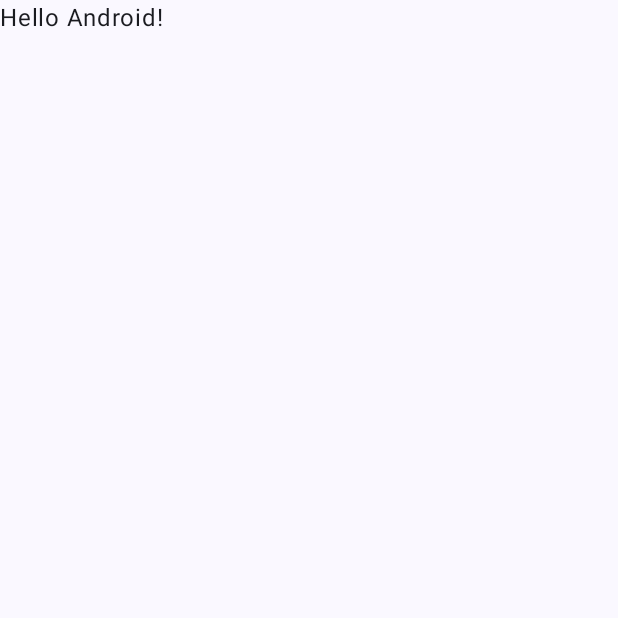
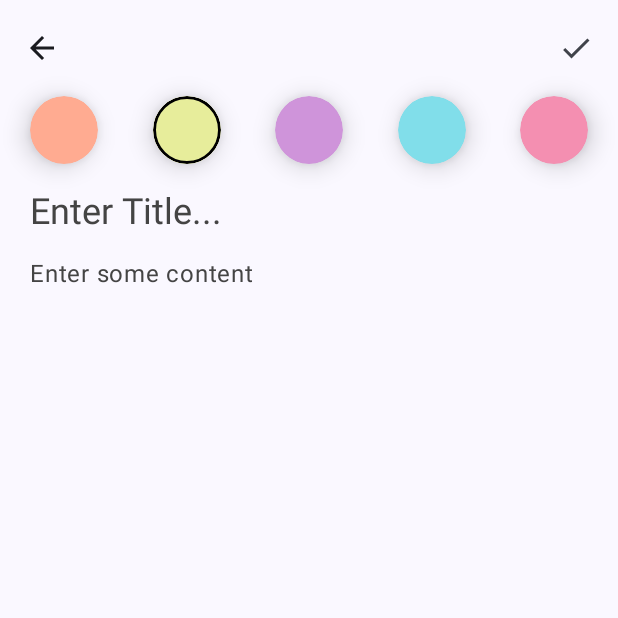
Before and after one commit to arfinhosainn/FirebaseNoteApp, an Android app built with Jetpack Compose: the screen it shows after launch (MainActivity), on a phone screen of 412 x 824 dp, the top half of it. Before the commit the part shown is almost empty. Run offline under Robolectric (Android 15) with nearby library versions, the phone set to English and light mode, and no system bars; our stand-ins replace Dagger/Hilt's generated code, Firebase (no records; nobody signed in at launch, a user with empty details on screens opened directly).

Commit message:
Add Edit Note Screen Implemented

```diff
--- a/app/src/main/AndroidManifest.xml
+++ b/app/src/main/AndroidManifest.xml
@@ -1,9 +1,10 @@
 <?xml version="1.0" encoding="utf-8"?>
 <manifest xmlns:android="http://schemas.android.com/apk/res/android"
     xmlns:tools="http://schemas.android.com/tools">
-
+    <uses-permission android:name="android.permission.INTERNET" />
     <application
         android:allowBackup="true"
+        android:name=".Application"
         android:dataExtractionRules="@xml/data_extraction_rules"
         android:fullBackupContent="@xml/backup_rules"
         android:icon="@mipmap/ic_launcher"
--- /dev/null
+++ b/app/src/main/java/com/example/firebasenoteapp/Application.kt
@@ -0,0 +1,7 @@
+package com.example.firebasenoteapp
+
+import android.app.Application
+import dagger.hilt.android.HiltAndroidApp
+
+@HiltAndroidApp
+class Application: Application()
--- a/app/src/main/java/com/example/firebasenoteapp/MainActivity.kt
+++ b/app/src/main/java/com/example/firebasenoteapp/MainActivity.kt
@@ -3,44 +3,18 @@ package com.example.firebasenoteapp
 import android.os.Bundle
 import androidx.activity.ComponentActivity
 import androidx.activity.compose.setContent
-import androidx.compose.foundation.layout.fillMaxSize
-import androidx.compose.material3.MaterialTheme
-import androidx.compose.material3.Surface
-import androidx.compose.material3.Text
-import androidx.compose.runtime.Composable
-import androidx.compose.ui.Modifier
-import androidx.compose.ui.tooling.preview.Preview
+import com.example.firebasenoteapp.feature_note.presentation.add_edit_note.AddEditNoteScreen
 import com.example.firebasenoteapp.ui.theme.FirebaseNoteAppTheme
+import dagger.hilt.android.AndroidEntryPoint
 
+@AndroidEntryPoint
 class MainActivity : ComponentActivity() {
     override fun onCreate(savedInstanceState: Bundle?) {
         super.onCreate(savedInstanceState)
         setContent {
             FirebaseNoteAppTheme {
-                // A surface container using the 'background' color from the theme
-                Surface(
-                    modifier = Modifier.fillMaxSize(),
-                    color = MaterialTheme.colorScheme.background
-                ) {
-                    Greeting("Android")
-                }
+                AddEditNoteScreen(noteColor = 232)
             }
         }
     }
 }
-
-@Composable
-fun Greeting(name: String, modifier: Modifier = Modifier) {
-    Text(
-        text = "Hello $name!",
-        modifier = modifier
-    )
-}
-
-@Preview(showBackground = true)
-@Composable
-fun GreetingPreview() {
-    FirebaseNoteAppTheme {
-        Greeting("Android")
-    }
-}
--- /dev/null
+++ b/app/src/main/java/com/example/firebasenoteapp/di/AppModule.kt
@@ -0,0 +1,27 @@
+package com.example.firebasenoteapp.di
+
+import com.example.firebasenoteapp.feature_note.data.repository.NoteRepositoryImpl
+import com.example.firebasenoteapp.feature_note.domain.repository.NoteRepository
+import com.google.firebase.firestore.FirebaseFirestore
+import com.google.firebase.firestore.ktx.firestore
+import com.google.firebase.ktx.Firebase
+import dagger.Module
+import dagger.Provides
+import dagger.hilt.InstallIn
+import dagger.hilt.components.SingletonComponent
+import javax.inject.Singleton
+
+@Module
+@InstallIn(SingletonComponent::class)
+object AppModule {
+
+    @Singleton
+    @Provides
+    fun providesFirestore() = Firebase.firestore
+
+    @Singleton
+    @Provides
+    fun providesNoteRepository(firestore: FirebaseFirestore): NoteRepository {
+        return NoteRepositoryImpl(firestore)
+    }
+}
--- /dev/null
+++ b/app/src/main/java/com/example/firebasenoteapp/feature_note/domain/model/Note.kt
@@ -0,0 +1,22 @@
+package com.example.firebasenoteapp.feature_note.domain.model
+
+import com.example.firebasenoteapp.feature_note.domain.util.generateRandomIntId
+import com.example.firebasenoteapp.ui.theme.BabyBlue
+import com.example.firebasenoteapp.ui.theme.LightGreen
+import com.example.firebasenoteapp.ui.theme.RedOrange
+import com.example.firebasenoteapp.ui.theme.RedPink
+import com.example.firebasenoteapp.ui.theme.Violet
+
+data class Note(
+    val title: String,
+    val content: String,
+    val timestamp: Long,
+    val color: Int,
+    val id: Int? = null
+) {
+    companion object {
+        val noteColors = listOf(RedOrange, LightGreen, Violet, BabyBlue, RedPink)
+    }
+}
+
+class InvalidNoteException(message: String) : Exception(message)
--- /dev/null
+++ b/app/src/main/java/com/example/firebasenoteapp/feature_note/domain/repository/NoteRepository.kt
@@ -0,0 +1,12 @@
+package com.example.firebasenoteapp.feature_note.domain.repository
+
+import com.example.firebasenoteapp.feature_note.domain.model.Note
+import kotlinx.coroutines.flow.Flow
+
+interface NoteRepository {
+
+    fun getNotes(): Flow<List<Note>>
+    suspend fun insertNote(note: Note)
+    suspend fun getNoteById(id: Int): Note?
+
+}
--- /dev/null
+++ b/app/src/main/java/com/example/firebasenoteapp/feature_note/domain/util/OrderType.kt
@@ -0,0 +1,6 @@
+package com.example.firebasenoteapp.feature_note.domain.util
+
+sealed class OrderType {
+    object Ascending: OrderType()
+    object Descending: OrderType()
+}
--- /dev/null
+++ b/app/src/main/java/com/example/firebasenoteapp/feature_note/presentation/add_edit_note/AddEditNoteEvent.kt
@@ -0,0 +1,13 @@
+package com.example.firebasenoteapp.feature_note.presentation.add_edit_note
+
+import androidx.compose.ui.focus.FocusState
+
+sealed class AddEditNoteEvent {
+    data class EnteredTitle(val value: String) : AddEditNoteEvent()
+    data class ChangeTitleFocus(val focusState: FocusState) : AddEditNoteEvent()
+    data class EnteredContent(val value: String) : AddEditNoteEvent()
+    data class ChangeContentFocus(val focusState: FocusState) : AddEditNoteEvent()
+
+    data class ChangeColor(val color: Int) : AddEditNoteEvent()
+    object SaveNote : AddEditNoteEvent()
+}
--- /dev/null
+++ b/app/src/main/java/com/example/firebasenoteapp/feature_note/presentation/add_edit_note/AddEditNoteScreen.kt
@@ -0,0 +1,173 @@
+package com.example.firebasenoteapp.feature_note.presentation.add_edit_note
+
+import androidx.compose.animation.Animatable
+import androidx.compose.animation.core.tween
+import androidx.compose.foundation.background
+import androidx.compose.foundation.border
+import androidx.compose.foundation.clickable
+import androidx.compose.foundation.layout.Arrangement
+import androidx.compose.foundation.layout.Box
+import androidx.compose.foundation.layout.Column
+import androidx.compose.foundation.layout.Row
+import androidx.compose.foundation.layout.Spacer
+import androidx.compose.foundation.layout.fillMaxHeight
+import androidx.compose.foundation.layout.fillMaxSize
+import androidx.compose.foundation.layout.fillMaxWidth
+import androidx.compose.foundation.layout.height
+import androidx.compose.foundation.layout.padding
+import androidx.compose.foundation.layout.size
+import androidx.compose.foundation.rememberScrollState
+import androidx.compose.foundation.shape.CircleShape
+import androidx.compose.material.icons.Icons
+import androidx.compose.material.icons.filled.ArrowBack
+import androidx.compose.material.icons.filled.Check
+import androidx.compose.material3.ExperimentalMaterial3Api
+import androidx.compose.material3.Icon
+import androidx.compose.material3.IconButton
+import androidx.compose.material3.MaterialTheme
+import androidx.compose.material3.Scaffold
+import androidx.compose.material3.Text
+import androidx.compose.material3.TopAppBar
+import androidx.compose.material3.TopAppBarColors
+import androidx.compose.material3.TopAppBarDefaults
+import androidx.compose.runtime.Composable
+import androidx.compose.runtime.remember
+import androidx.compose.runtime.rememberCoroutineScope
+import androidx.compose.ui.Modifier
+import androidx.compose.ui.draw.clip
+import androidx.compose.ui.draw.shadow
+import androidx.compose.ui.graphics.Color
+import androidx.compose.ui.graphics.toArgb
+import androidx.compose.ui.unit.dp
+import androidx.hilt.navigation.compose.hiltViewModel
+import com.example.firebasenoteapp.feature_note.domain.model.Note
+import com.example.firebasenoteapp.feature_note.presentation.add_edit_note.components.TransparentHintTextField
+import kotlinx.coroutines.launch
+
+@OptIn(ExperimentalMaterial3Api::class)
+@Composable
+fun AddEditNoteScreen(
+    viewModel: AddEditNoteViewModel = hiltViewModel(),
+    noteColor: Int
+) {
+    val titleState = viewModel.noteTitle.value
+    val contentState = viewModel.noteContent.value
+
+    val noteBackGroundAnimatable = remember {
+        Animatable(
+            Color(if (noteColor != -1) noteColor else viewModel.noteColor.value)
+        )
+    }
+    val scope = rememberCoroutineScope()
+
+    Scaffold(
+        modifier = Modifier.fillMaxSize(),
+        topBar = {
+            TopAppBar(title = {
+                Text(text = "")
+            }, navigationIcon = {
+                IconButton(onClick = { /*TODO*/ }) {
+                    Icon(
+                        imageVector = Icons.Default.ArrowBack,
+                        contentDescription = "Go Back"
+                    )
+                }
+            },
+                colors = TopAppBarDefaults.smallTopAppBarColors(
+                    containerColor = Color.Transparent
+                ),
+                actions = {
+                    IconButton(onClick = {
+                        viewModel.onEvent(
+                            AddEditNoteEvent.SaveNote
+                        )
+                    }) {
+                        Icon(
+                            imageVector = Icons.Default.Check,
+                            contentDescription = "Save Note"
+                        )
+                    }
+                }
+            )
+        }
+    ) { values ->
+        Column(
+            modifier = Modifier
+                .fillMaxSize()
+                .background(
+                    noteBackGroundAnimatable.value
+                )
+                .padding(values)
+        ) {
+            Row(
+                modifier = Modifier
+                    .fillMaxWidth()
+                    .padding(horizontal = 20.dp),
+                horizontalArrangement = Arrangement.SpaceBetween
+            ) {
+                Note.noteColors.forEach { color ->
+                    val colorInt = color.toArgb()
+                    Box(
+                        modifier = Modifier
+                            .size(45.dp)
+                            .shadow(10.dp, CircleShape)
+                            .clip(CircleShape)
+                            .background(color)
+                            .border(
+                                width = 2.dp,
+                                color = if (viewModel.noteColor.value == colorInt) {
+                                    Color.Black
+                                } else Color.Transparent,
+                                shape = CircleShape
+                            )
+                            .clickable {
+                                scope.launch {
+                                    noteBackGroundAnimatable.animateTo(
+                                        targetValue = Color(colorInt),
+                                        animationSpec = tween(
+                                            durationMillis = 500
+                                        )
+                                    )
+                                }
+                                viewModel.onEvent(AddEditNoteEvent.ChangeColor(colorInt))
+                            })
+                }
+
+            }
+            Spacer(modifier = Modifier.height(16.dp))
+            TransparentHintTextField(
+                modifier = Modifier.padding(horizontal = 20.dp),
+                text = titleState.text,
+                hint = titleState.hint,
+                onValueChange = {
+                    viewModel.onEvent(AddEditNoteEvent.EnteredTitle(it))
+                },
+                onFocusChange = {
+                    viewModel.onEvent(AddEditNoteEvent.ChangeTitleFocus(it))
+                },
+                isHintVisible = titleState.isHintVisible,
+                singleLine = true,
+                textStyle = MaterialTheme.typography.headlineSmall
+            )
+            Spacer(modifier = Modifier.height(16.dp))
+            TransparentHintTextField(
+                text = contentState.text,
+                hint = contentState.hint,
+                onValueChange = {
+                    viewModel.onEvent(AddEditNoteEvent.EnteredContent(it))
+                },
+                onFocusChange = {
+                    viewModel.onEvent(AddEditNoteEvent.ChangeContentFocus(it))
+                },
+                isHintVisible = contentState.isHintVisible,
+                textStyle = MaterialTheme.typography.bodyLarge,
+                modifier = Modifier
+                    .fillMaxHeight()
+                    .padding(horizontal = 20.dp)
+
+            )
+        }
+
+    }
+
+}
--- /dev/null
+++ b/app/src/main/java/com/example/firebasenoteapp/feature_note/presentation/add_edit_note/AddEditNoteViewModel.kt
@@ -0,0 +1,132 @@
+package com.example.firebasenoteapp.feature_note.presentation.add_edit_note
+
+import androidx.compose.runtime.State
+import androidx.compose.runtime.mutableStateOf
+import androidx.compose.ui.graphics.toArgb
+import androidx.lifecycle.SavedStateHandle
+import androidx.lifecycle.ViewModel
+import androidx.lifecycle.viewModelScope
+import com.example.firebasenoteapp.feature_note.domain.model.InvalidNoteException
+import com.example.firebasenoteapp.feature_note.domain.model.Note
+import com.example.firebasenoteapp.feature_note.domain.repository.NoteRepository
+import com.example.firebasenoteapp.feature_note.domain.util.generateRandomIntId
+import dagger.hilt.android.lifecycle.HiltViewModel
+import kotlinx.coroutines.flow.MutableSharedFlow
+import kotlinx.coroutines.flow.asSharedFlow
+import kotlinx.coroutines.launch
+import javax.inject.Inject
+
+
+@HiltViewModel
+class AddEditNoteViewModel @Inject constructor(
+    private val noteRepository: NoteRepository,
+    savedStateHandle: SavedStateHandle
+) : ViewModel() {
+
+    private val _noteTitle = mutableStateOf(
+        NoteTextFieldState(
+            hint = "Enter Title..."
+        )
+    )
+    val noteTitle: State<NoteTextFieldState> = _noteTitle
+
+    private val _noteContent = mutableStateOf(
+        NoteTextFieldState(
+            hint = "Enter some content"
+        )
+    )
+    val noteContent: State<NoteTextFieldState> = _noteContent
+
+    private val _noteColor = mutableStateOf(Note.noteColors.random().toArgb())
+    val noteColor: State<Int> = _noteColor
+
+    private val _eventFlow = MutableSharedFlow<UiEvent>()
+    val eventFlow = _eventFlow.asSharedFlow()
+
+    private var currentNoteId: Int? = null
+
+    init {
+        savedStateHandle.get<Int>("noteId")?.let { noteId ->
+            if (noteId != -1) {
+                viewModelScope.launch {
+                    noteRepository.getNoteById(noteId)?.also { note ->
+                        currentNoteId = note.id
+                        _noteTitle.value = noteTitle.value.copy(
+                            text = note.title,
+                            isHintVisible = false
+                        )
+                        _noteContent.value = _noteContent.value.copy(
+                            text = note.content,
+                            isHintVisible = false
+                        )
+                        _noteColor.value = note.color
+                    }
+                }
+            }
+        }
+    }
+
+    fun onEvent(event: AddEditNoteEvent) {
+        when (event) {
+            is AddEditNoteEvent.EnteredTitle -> {
+                _noteTitle.value = noteTitle.value.copy(
+                    text = event.value
+                )
+            }
+
+            is AddEditNoteEvent.ChangeTitleFocus -> {
+                _noteTitle.value = noteTitle.value.copy(
+                    isHintVisible = !event.focusState.isFocused &&
+                            noteTitle.value.text.isBlank()
+                )
+            }
+
+            is AddEditNoteEvent.EnteredContent -> {
+                _noteContent.value = _noteContent.value.copy(
+                    text = event.value
+                )
+            }
+
+            is AddEditNoteEvent.ChangeContentFocus -> {
+                _noteContent.value = _noteContent.value.copy(
+                    isHintVisible = !event.focusState.isFocused &&
+                            _noteContent.value.text.isBlank()
+                )
+            }
+
+            is AddEditNoteEvent.ChangeColor -> {
+                _noteColor.value = event.color
+            }
+
+            is AddEditNoteEvent.SaveNote -> {
+                viewModelScope.launch {
+                    try {
+                        noteRepository.insertNote(
+                            Note(
+                                title = noteTitle.value.text,
+                                content = noteContent.value.text,
+                                timestamp = System.currentTimeMillis(),
+                                color = noteColor.value,
+                                id = generateRandomIntId()
+                            )
+                        )
+                        _eventFlow.emit(UiEvent.SaveNote)
+                    } catch (e: InvalidNoteException) {
+                        _eventFlow.emit(
+                            UiEvent.ShowSnackbar(
+                                message = e.message ?: "Couldn't save not"
+                            )
+                        )
+                    }
+                }
+            }
+        }
+    }
+
+
+    sealed class UiEvent {
+        data class ShowSnackbar(val message: String) : UiEvent()
+        object SaveNote : UiEvent()
+    }
+
+}
--- /dev/null
+++ b/app/src/main/java/com/example/firebasenoteapp/feature_note/presentation/add_edit_note/NoteTextFieldState.kt
@@ -0,0 +1,7 @@
+package com.example.firebasenoteapp.feature_note.presentation.add_edit_note
+
+data class NoteTextFieldState(
+    val text: String = "",
+    val hint: String = "",
+    val isHintVisible: Boolean = true
+)
--- /dev/null
+++ b/app/src/main/java/com/example/firebasenoteapp/feature_note/presentation/add_edit_note/components/TransparentHintTextField.kt
@@ -0,0 +1,48 @@
+package com.example.firebasenoteapp.feature_note.presentation.add_edit_note.components
+
+import androidx.compose.foundation.layout.Box
+import androidx.compose.foundation.layout.fillMaxWidth
+import androidx.compose.foundation.text.BasicTextField
+import androidx.compose.material3.Text
+import androidx.compose.runtime.Composable
+import androidx.compose.ui.Modifier
+import androidx.compose.ui.focus.FocusState
+import androidx.compose.ui.focus.onFocusChanged
+import androidx.compose.ui.graphics.Color
+import androidx.compose.ui.text.TextStyle
+import androidx.compose.ui.tooling.preview.Preview
+
+@Composable
+fun TransparentHintTextField(
+    text: String,
+    hint: String,
+    modifier: Modifier = Modifier,
+    isHintVisible: Boolean = true,
+    onValueChange: (String) -> Unit,
+    textStyle: TextStyle = TextStyle(),
+    singleLine: Boolean = false,
+    onFocusChange: (FocusState) -> Unit
+) {
+    Box(modifier = modifier) {
+        BasicTextField(value = text,
+            onValueChange = onValueChange,
+            singleLine = singleLine,
+            textStyle = textStyle,
+            modifier = Modifier
+                .fillMaxWidth()
+                .onFocusChanged {
+                    onFocusChange(it)
+                }
+        )
+        if (isHintVisible) {
+            Text(text = hint, style = textStyle, color = Color.DarkGray)
+        }
+    }
+}
+
+@Preview
+@Composable
+fun PreviewTransparentHintTextField() {
+    TransparentHintTextField(text = "", hint ="Thisis " , onValueChange = {}, onFocusChange ={} )
+
+}
--- a/app/src/main/java/com/example/firebasenoteapp/ui/theme/Color.kt
+++ b/app/src/main/java/com/example/firebasenoteapp/ui/theme/Color.kt
@@ -9,3 +9,12 @@ val Pink80 = Color(0xFFEFB8C8)
 val Purple40 = Color(0xFF6650a4)
 val PurpleGrey40 = Color(0xFF625b71)
 val Pink40 = Color(0xFF7D5260)
+
+val DarkGray = Color(0xFF202020)
+val LightBlue = Color(0xFFD7E8DE)
+
+val RedOrange = Color(0xffffab91)
+val RedPink = Color(0xfff48fb1)
+val BabyBlue = Color(0xff81deea)
+val Violet = Color(0xffcf94da)
+val LightGreen = Color(0xffe7ed9b)
```
Also changed, not shown: app/build.gradle.kts (+18 -1 lines), app/src/main/java/com/example/firebasenoteapp/feature_note/data/repository/NoteRepositoryImpl.kt (added, +50 -0 lines), app/src/main/java/com/example/firebasenoteapp/feature_note/domain/util/NoteOrder.kt (added, +15 -0 lines), app/src/main/java/com/example/firebasenoteapp/feature_note/domain/util/utils.kt (added, +14 -0 lines), build.gradle.kts (+8 -1 lines).
